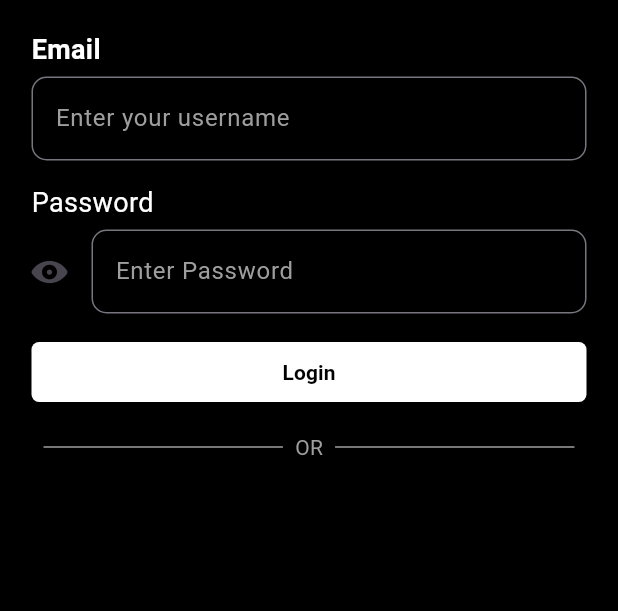
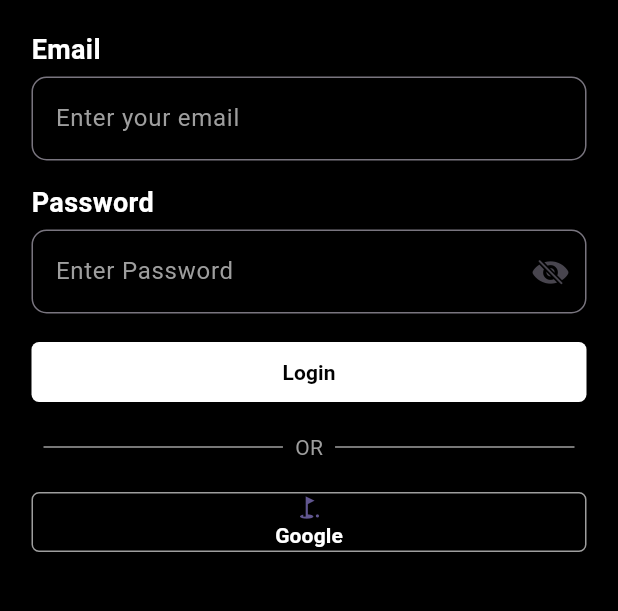
Before and after one commit to DeepakGunpal/chat-mate, a Flutter app: the screen it shows after launch, after a tap on "Signup", on a phone screen of 412 x 824 dp, the part 153-764 px from its top. Run offline on Flutter 3.47's test engine with Material 3 defaults, Android fonts, the phone set to English and light mode, and no system bars; our stand-ins replace google_fonts.

Commit message:
Password module done

```diff
--- a/lib/Screens/login.dart
+++ b/lib/Screens/login.dart
@@ -13,6 +13,7 @@ class _LoginState extends State<Login> {
   final TextEditingController _passwordController = TextEditingController();
   bool peakPassword = false;
   Widget eyeValue = const Icon(CupertinoIcons.eye_fill);
+
   @override
   Widget build(BuildContext context) {
     return Scaffold(
@@ -59,7 +60,7 @@ class _LoginState extends State<Login> {
                     controller: _usernameController,
                     style: const TextStyle(color: Colors.white),
                     decoration: const InputDecoration(
-                      hintText: 'Enter your username',
+                      hintText: 'Enter your email',
                       hintStyle: TextStyle(color: Colors.grey),
                       border: OutlineInputBorder(
                         borderRadius: BorderRadius.all(Radius.circular(10)),
@@ -77,7 +78,10 @@ class _LoginState extends State<Login> {
                     children: [
                       Text(
                         "Password",
-                        style: TextStyle(color: Colors.white, fontSize: 18),
+                        style: TextStyle(
+                            color: Colors.white,
+                            fontSize: 18,
+                            fontWeight: FontWeight.bold),
                       ),
                     ],
                   ),
@@ -90,26 +94,20 @@ class _LoginState extends State<Login> {
                     obscureText: peakPassword,
                     decoration: InputDecoration(
                       hintText: 'Enter Password',
-                      icon: Column(
-                        children: [
-                          InkWell(
-                            onTap: () {
-                              setState(() {
-                                peakPassword = true;
-                                eyeValue =
-                                    const Icon(CupertinoIcons.eye_slash_fill);
-                              });
-                            },
-                            child: InkWell(
-                                onTap: () {
-                                  setState(() {
-                                    eyeValue =
-                                        const Icon(CupertinoIcons.eye_fill);
-                                  });
-                                },
-                                child: eyeValue),
-                          ),
-                        ],
+                      suffixIcon: InkWell(
+                        onTap: () {
+                          setState(() {
+                            peakPassword = !peakPassword;
+                          });
+                        },
+                        // Display the current eye icon based on peakPassword
+                        child: Icon(
+                          peakPassword
+                              ? CupertinoIcons
+                                  .eye_fill // Show icon when password is visible
+                              : CupertinoIcons
+                                  .eye_slash_fill, // Hide icon when password is hidden
+                        ),
                       ),
                       hintStyle: const TextStyle(color: Colors.grey),
                       border: const OutlineInputBorder(
@@ -117,8 +115,6 @@ class _LoginState extends State<Login> {
                       ),
                     ),
                   ),
-                  // Add code for password field (similar to username)
-                  // Add code for login button and functionality
                 ],
               ),
               const SizedBox(
@@ -168,6 +164,34 @@ class _LoginState extends State<Login> {
                   ],
                 ),
               ),
+              ElevatedButton(
+                // style:OutlinedButton.styleFrom(backgroundColor: Colors.white,),
+                style: ElevatedButton.styleFrom(
+                  backgroundColor: Colors.black,
+                  shape: RoundedRectangleBorder(
+                    borderRadius: BorderRadius.circular(5),
+                    side: const BorderSide(
+                        color: Colors.grey,
+                        strokeAlign: BorderSide.strokeAlignInside),
+                    // Adjust the radius as needed
+                  ),
+                ),
+                onPressed: () {},
+                child: const Center(
+                  child: Column(
+                    children: [
+                      Icon(Icons.golf_course),
+                      Center(
+                        child: Text(
+                          "Google",
+                          style: TextStyle(
+                              color: Colors.white, fontWeight: FontWeight.bold),
+                        ),
+                      ),
+                    ],
+                  ),
+                ),
+              ),
             ],
           ),
         ),
```
